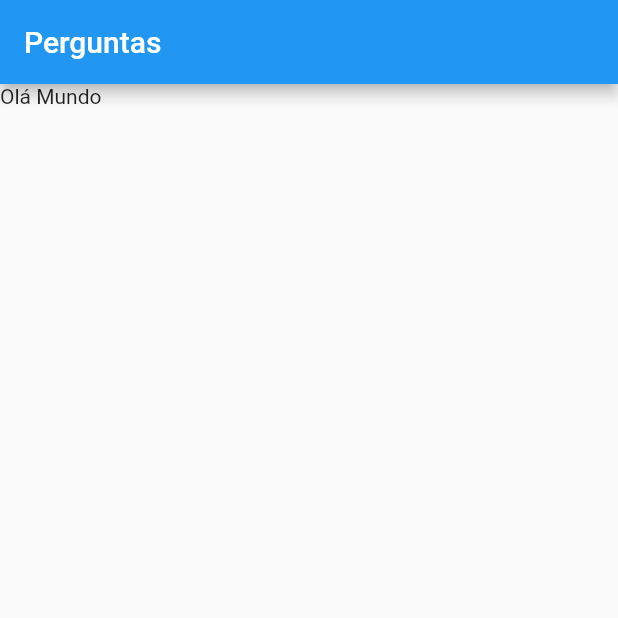
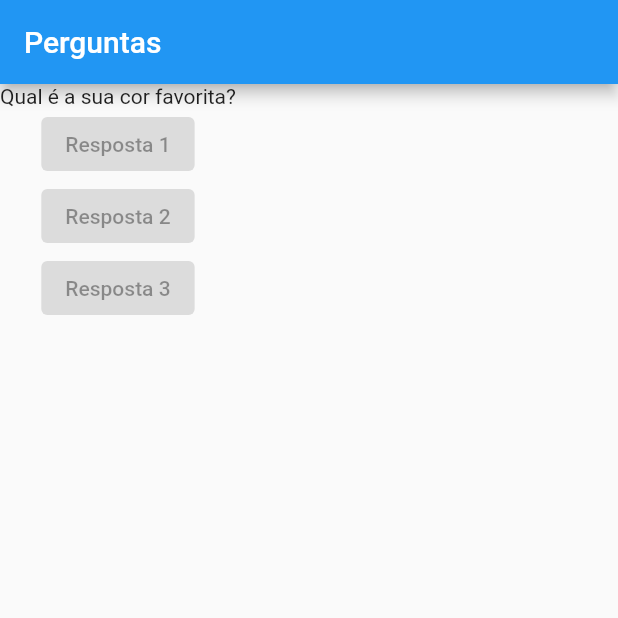
Before and after one commit to adejar12/flutter, a Flutter app: the screen it shows after launch, on a phone screen of 412 x 824 dp, the top half of it. Run offline on Flutter 3.47's test engine with Material 2 defaults, Android fonts, the phone set to English and light mode, and no system bars.

Commit message:
feat: adicionando array e botão de perguntas/respostas

```diff
--- a/projeto_perguntas/lib/main.dart
+++ b/projeto_perguntas/lib/main.dart
@@ -1,3 +1,5 @@
+// ignore_for_file: prefer_const_constructors
+
 import 'package:flutter/material.dart';
 
 main() {
@@ -5,6 +7,11 @@ main() {
 }
 
 class PerguntaApp extends StatelessWidget {
+  final List<String> perguntas = [
+    'Qual é a sua cor favorita?',
+    'Qual é o seu animal favorito?'
+  ];
+
   @override
   Widget build(BuildContext context) {
     return MaterialApp(
@@ -12,7 +19,14 @@ class PerguntaApp extends StatelessWidget {
         appBar: AppBar(
           title: Text('Perguntas'),
         ),
-        body: Text('Olá Mundo'),
+        body: Column(
+          children: [
+            Text(perguntas[0]),
+            ElevatedButton(onPressed: null, child: Text('Resposta 1')),
+            ElevatedButton(onPressed: null, child: Text('Resposta 2')),
+            ElevatedButton(onPressed: null, child: Text('Resposta 3'))
+          ],
+        ),
       ),
     );
   }
```
